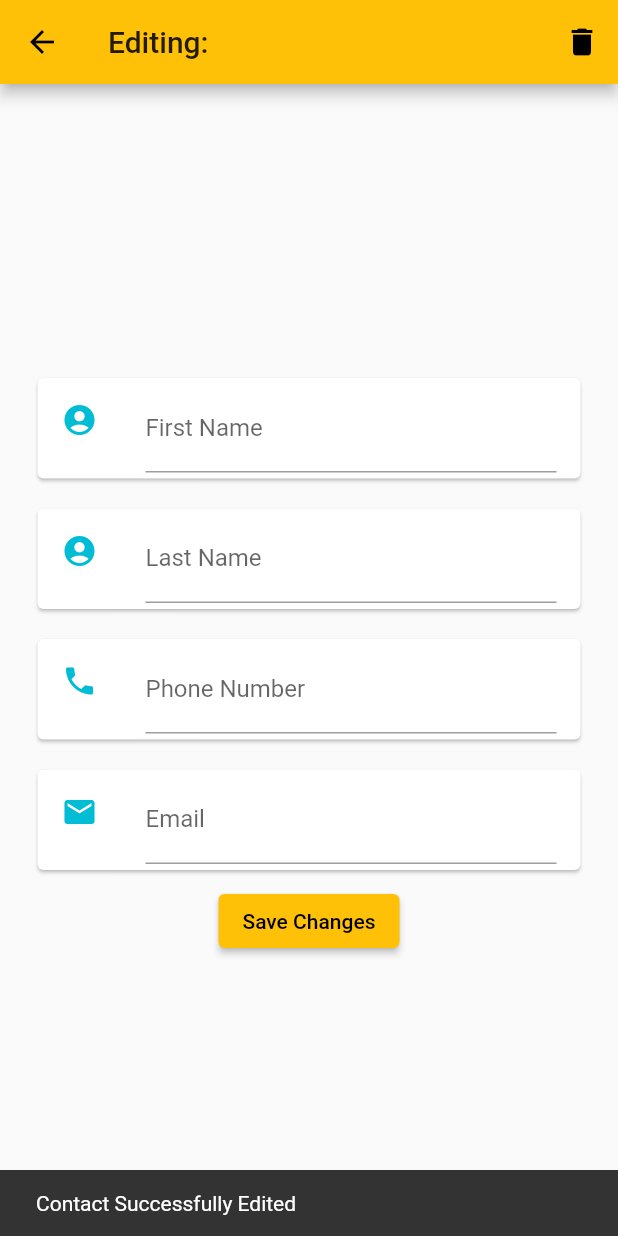
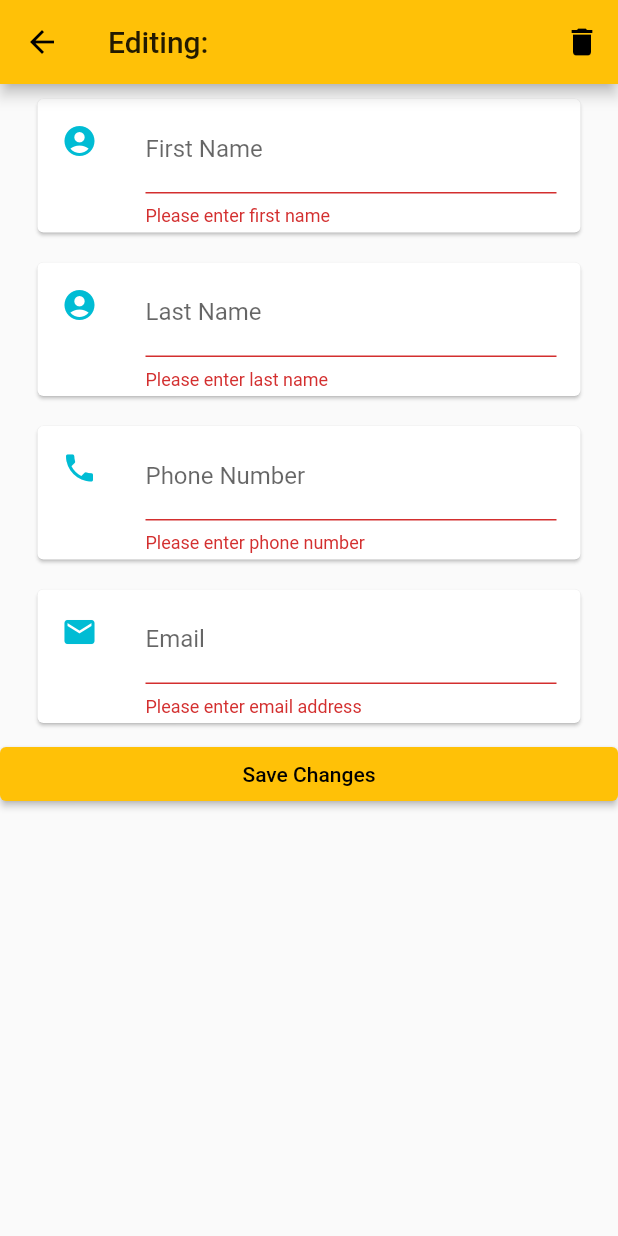
Before and after one commit to AlexVar196/FlutterContactList, a Flutter app: the ContactEditPage screen opened directly with empty values, after a tap on "Save Changes", on a phone screen of 412 x 824 dp. Run offline on Flutter 3.47's test engine with Material 2 defaults, Android fonts, the phone set to English and light mode, and no system bars; our stand-ins replace mvc_pattern.

Commit message:
Added functionality for adding and editing contacts

```diff
--- a/lib/controller/edit_page_controller.dart
+++ b/lib/controller/edit_page_controller.dart
@@ -1,6 +1,8 @@
 import 'dart:convert';
 import 'dart:developer';
 
+import 'package:flutter/material.dart';
+import 'package:flutter/src/material/scaffold.dart';
 import 'package:flutter_app/model/contact_model.dart';
 import 'package:mvc_pattern/mvc_pattern.dart';
 import '../model/contact_list_model.dart';
@@ -20,5 +22,17 @@ class EditPageController extends ControllerMVC {
   /// Allow for easy access to 'the Controller' throughout the application.
   static EditPageController get con => _controller;
 
+  void updateContact(ContactModel contact, String firstName, String lastName,
+      String phoneNumber, String email, BuildContext context) {
+    contact.updateAll(firstName, lastName, phoneNumber, email);
 
+    /*ScaffoldMessenger.of(context).showSnackBar(
+      const SnackBar(content: Text('Contact Successfully Updated')),
+    );*/
+    log("name: $firstName, last: $lastName, phone: $phoneNumber, email: $email");
+
+    Navigator.pop(context, () {
+      setState(() {});
+    });
+  }
 }
--- a/lib/controller/info_page_controller.dart
+++ b/lib/controller/info_page_controller.dart
@@ -23,7 +23,11 @@ class InfoPageController extends ControllerMVC {
   /// Allow for easy access to 'the Controller' throughout the application.
   static InfoPageController get con => _controller;
 
-  void onEditPressed(NavigatorState nav, ContactModel contact) {
-    nav.push(MaterialPageRoute(builder: (context) => ContactEditPage(contact)));
+  void onEditPressed(BuildContext context, ContactModel contact) {
+    Navigator.of(context)
+        .push(MaterialPageRoute(builder: (context) => ContactEditPage(contact)))
+        .then((value) => Navigator.pop(context, () {
+              setState(() {});
+            }));
   }
 }
--- a/lib/main.dart
+++ b/lib/main.dart
@@ -1,8 +1,11 @@
+import 'dart:convert';
 import 'dart:core';
 import 'package:flutter/material.dart';
 
 import 'package:mvc_pattern/mvc_pattern.dart';
+import 'model/contact_model.dart';
 import 'view/home_page.dart';
+import '../model/contact_list_data_string.dart' as contactListData;
 
 void main() => runApp(MyApp());
 
--- a/lib/model/contact_list_data_string.dart
+++ b/lib/model/contact_list_data_string.dart
@@ -5,3 +5,5 @@ String data = '[ '
     ' { "firstName": "Alex", "lastName": "Roshbatat", "phoneNumber": "(999) 675-2345", "email": "gg55hh66@somewhere.com" },'
     ' { "firstName": "Orange", "lastName": "Potato", "phoneNumber": "(900) 665-5543", "email": "potato123@somewhere.com" },'
     ' { "firstName": "Mike", "lastName": "Ifelse", "phoneNumber": "(344) 432-1231", "email": "ifelr112@somewhere.com" } ] ';
+
+String emptyData = "[]";
--- a/lib/model/contact_model.dart
+++ b/lib/model/contact_model.dart
@@ -1,3 +1,4 @@
+import 'dart:developer';
 
 class ContactModel {
   String firstName;
@@ -5,7 +6,12 @@ class ContactModel {
   String phoneNumber;
   String email;
 
-  ContactModel({required this.firstName, required this.lastName, required this.phoneNumber, required this.email,});
+  ContactModel({
+    required this.firstName,
+    required this.lastName,
+    required this.phoneNumber,
+    required this.email,
+  });
 
   factory ContactModel.fromJson(Map<String, dynamic> json) => ContactModel(
         firstName: json["firstName"],
@@ -46,19 +52,29 @@ class ContactModel {
     return email;
   }
 
-  void setFirstName(String firstName) {
+  void _setFirstName(String firstName) {
     this.firstName = firstName;
   }
 
-  void setLastName(String lastName) {
+  void _setLastName(String lastName) {
     this.lastName = lastName;
   }
 
-  void setPhoneNumber(String phoneNumber) {
+  void _setPhoneNumber(String phoneNumber) {
     this.phoneNumber = phoneNumber;
   }
 
-  void setEmail(String email) {
+  void _setEmail(String email) {
     this.email = email;
   }
+
+  void updateAll(
+      String firstName, String lastName, String phoneNumber, String email) {
+    _setFirstName(firstName);
+    _setLastName(lastName);
+    _setPhoneNumber(phoneNumber);
+    _setEmail(email);
+
+    log("Contact updated: name: $firstName, last: $lastName, phone: $phoneNumber, email: $email");
+  }
 }
--- a/lib/view/contact_edit_page.dart
+++ b/lib/view/contact_edit_page.dart
@@ -18,12 +18,20 @@ class ContactEditPage extends StatefulWidget {
 
 class _ContactListEditPage extends State<ContactEditPage> {
   final EditPageController _con = EditPageController();
+  final GlobalKey<FormState> _formKey = GlobalKey<FormState>();
+
+  String firstName = "";
+  String lastName = "";
+  String phoneNumber = "";
+  String email = "";
 
   @override
   Widget build(BuildContext context) {
+    TextEditingController firstNameController = TextEditingController();
+
     return Scaffold(
       appBar: AppBar(
-        title: Text("Editing: "),
+        title: Text("Editing: ${widget.contact.getFullName()}"),
         actions: <Widget>[
           IconButton(
               icon: Icon(Icons.delete),
@@ -33,7 +41,8 @@ class _ContactListEditPage extends State<ContactEditPage> {
         ],
       ),
       body: Form(
-        child: Column(mainAxisAlignment: MainAxisAlignment.center, children: [
+        key: _formKey,
+        child: ListView(children: [
           Card(
             margin: EdgeInsets.symmetric(vertical: 10.0, horizontal: 25.0),
             child: ListTile(
@@ -42,8 +51,16 @@ class _ContactListEditPage extends State<ContactEditPage> {
                 color: Colors.cyan,
               ),
               title: TextFormField(
-                  decoration: InputDecoration(labelText: "First Name"),
-                  initialValue: widget.contact.getFirstName()),
+                decoration: InputDecoration(labelText: "First Name"),
+                initialValue: widget.contact.getFirstName(),
+                validator: (String? value) {
+                  if (value == null || value.isEmpty) {
+                    return 'Please enter first name';
+                  }
+                  firstName = value;
+                  return null;
+                },
+              ),
             ),
           ),
           Card(
@@ -54,8 +71,16 @@ class _ContactListEditPage extends State<ContactEditPage> {
                 color: Colors.cyan,
               ),
               title: TextFormField(
-                  decoration: InputDecoration(labelText: "Last Name"),
-                  initialValue: widget.contact.getLastName()),
+                decoration: InputDecoration(labelText: "Last Name"),
+                initialValue: widget.contact.getLastName(),
+                validator: (String? value) {
+                  if (value == null || value.isEmpty) {
+                    return 'Please enter last name';
+                  }
+                  lastName = value;
+                  return null;
+                },
+              ),
             ),
           ),
           Card(
@@ -68,6 +93,13 @@ class _ContactListEditPage extends State<ContactEditPage> {
               title: TextFormField(
                 decoration: InputDecoration(labelText: "Phone Number"),
                 initialValue: widget.contact.getPhoneNumber(),
+                validator: (String? value) {
+                  if (value == null || value.isEmpty) {
+                    return 'Please enter phone number';
+                  }
+                  phoneNumber = value;
+                  return null;
+                },
               ),
             ),
           ),
@@ -79,16 +111,26 @@ class _ContactListEditPage extends State<ContactEditPage> {
                 color: Colors.cyan,
               ),
               title: TextFormField(
-                  decoration: InputDecoration(labelText: "Email"),
-                  initialValue: widget.contact.getEmail()),
+                decoration: InputDecoration(labelText: "Email"),
+                initialValue: widget.contact.getEmail(),
+                validator: (String? value) {
+                  if (value == null || value.isEmpty) {
+                    return 'Please enter email address';
+                  }
+                  email = value;
+                  return null;
+                },
+              ),
             ),
           ),
           ElevatedButton(
               onPressed: () {
-                setState(() {});
-                ScaffoldMessenger.of(context).showSnackBar(
-                  const SnackBar(content: Text('Contact Successfully Edited')),
-                );
+                if (_formKey.currentState!.validate()) {
+                  setState(() {
+                    _con.updateContact(widget.contact, firstName, lastName,
+                        phoneNumber, email, context);
+                  });
+                }
               },
               child: Text("Save Changes")),
         ]),
--- a/lib/view/contact_info_page.dart
+++ b/lib/view/contact_info_page.dart
@@ -33,7 +33,8 @@ class _ContactListEditPage extends State<ContactInfoPage> {
           IconButton(
               icon: Icon(Icons.edit),
               onPressed: () {
-                _con.onEditPressed(Navigator.of(context), widget.contact);
+               // _con.onEditPressed(Navigator.of(context), widget.contact);
+                _con.onEditPressed(context, widget.contact);
                 log("Icons.edit for ${widget.contact.getFullName()}");
               })
         ],
```
Also changed, not shown: lib/controller/add_page_controller.dart (added, +50 -0 lines), lib/controller/home_controller.dart (+24 -15 lines), lib/model/contact_list_model.dart (+33 -5 lines), lib/view/contact_add_page.dart (+45 -7 lines), lib/view/home_page.dart (+23 -5 lines).
